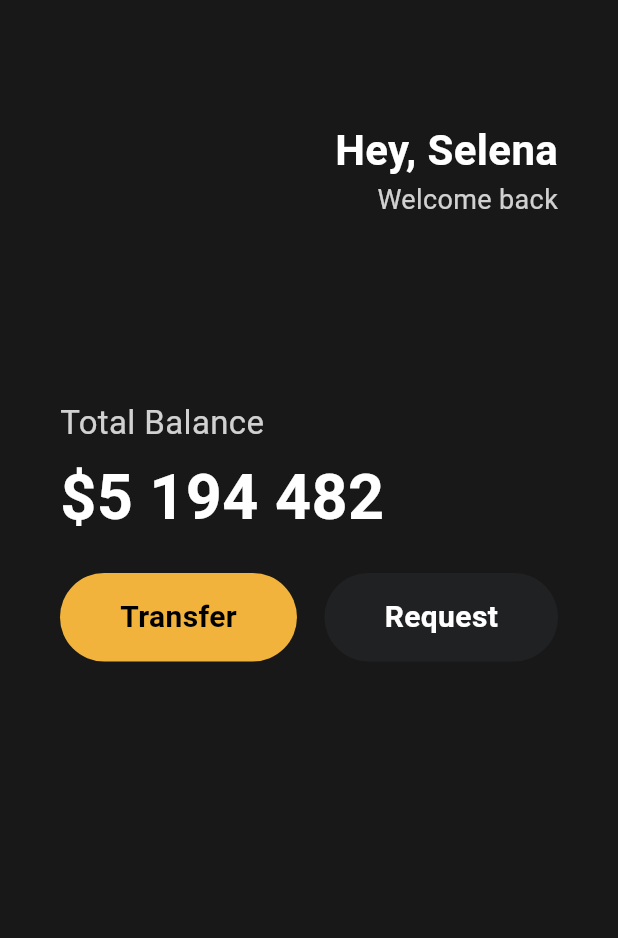
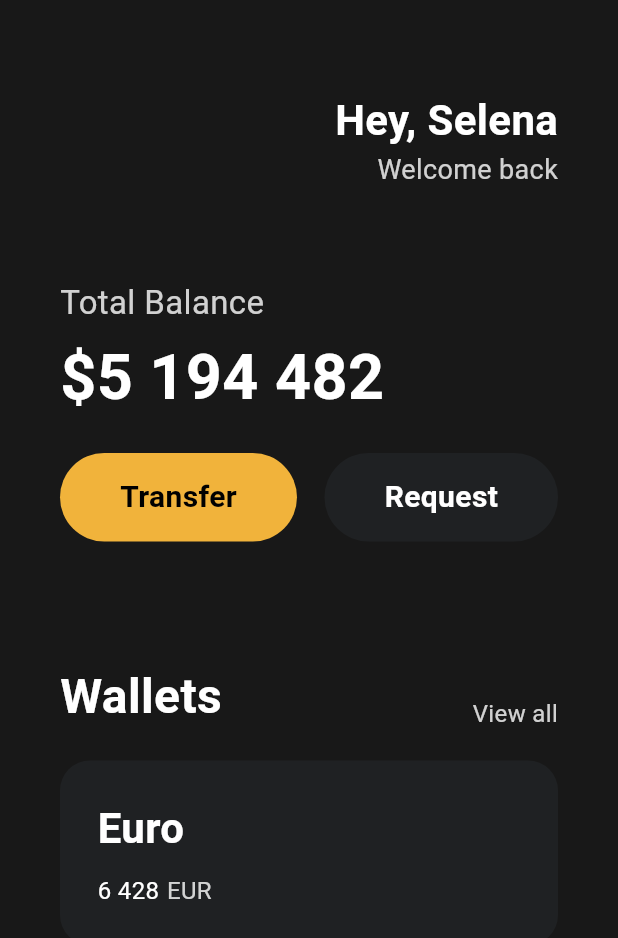
Before and after one commit to Odyssey409/toonflix, a Flutter app: the screen it shows after launch, on a phone screen of 412 x 824 dp. Shown: the top 938 px of the screen. Run offline on Flutter 3.47's test engine with Material 3 defaults, Android fonts, the phone set to English and light mode, and no system bars.

Commit message:
#3.6 Cards
각 화폐에 맞는 카드 생성 중, 유로 카드를 만듦

```diff
--- a/lib/main.dart
+++ b/lib/main.dart
@@ -1,3 +1,5 @@
+import 'dart:math';
+
 import 'package:flutter/material.dart';
 import 'package:toonflix/widgets/button.dart';
 
@@ -27,7 +29,7 @@ class App extends StatelessWidget {
             crossAxisAlignment: CrossAxisAlignment.start,
             children: [
               const SizedBox(
-                height: 80,
+                height: 60,
               ),
               Row(
                 mainAxisAlignment: MainAxisAlignment.end,
@@ -55,7 +57,7 @@ class App extends StatelessWidget {
                 ],
               ),
               const SizedBox(
-                height: 120,
+                height: 60,
               ),
               Text(
                 'Total Balance',
@@ -91,7 +93,80 @@ class App extends StatelessWidget {
                     textColor: Colors.white,
                   ),
                 ],
-              )
+              ),
+              const SizedBox(
+                height: 80,
+              ),
+              Row(
+                crossAxisAlignment: CrossAxisAlignment.end,
+                mainAxisAlignment: MainAxisAlignment.spaceBetween,
+                children: [
+                  const Text('Wallets',
+                      style: TextStyle(
+                        color: Colors.white,
+                        fontSize: 32,
+                        fontWeight: FontWeight.w600,
+                      )),
+                  Text(
+                    "View all",
+                    style: TextStyle(
+                      color: Colors.white.withOpacity(0.8),
+                      fontSize: 16,
+                    ),
+                  )
+                ],
+              ),
+              const SizedBox(
+                height: 20,
+              ),
+              Container(
+                decoration: BoxDecoration(
+                  color: const Color(0XFF1F2123),
+                  borderRadius: BorderRadius.circular(20),
+                ),
+                child: Padding(
+                  padding: const EdgeInsets.all(25),
+                  child: Row(
+                    children: [
+                      Column(
+                        crossAxisAlignment: CrossAxisAlignment.start,
+                        children: [
+                          const Text(
+                            "Euro",
+                            style: TextStyle(
+                              color: Colors.white,
+                              fontSize: 28,
+                              fontWeight: FontWeight.w600,
+                            ),
+                          ),
+                          const SizedBox(
+                            height: 10,
+                          ),
+                          Row(
+                            children: [
+                              const Text(
+                                '6 428',
+                                style: TextStyle(
+                                  color: Colors.white,
+                                  fontSize: 16,
+                                ),
+                              ),
+                              const SizedBox(
+                                width: 5,
+                              ),
+                              Text('EUR',
+                                  style: TextStyle(
+                                    color: Colors.white.withOpacity(0.8),
+                                    fontSize: 16,
+                                  ))
+                            ],
+                          )
+                        ],
+                      )
+                    ],
+                  ),
+                ),
+              ),
             ],
           ),
         ),
```
